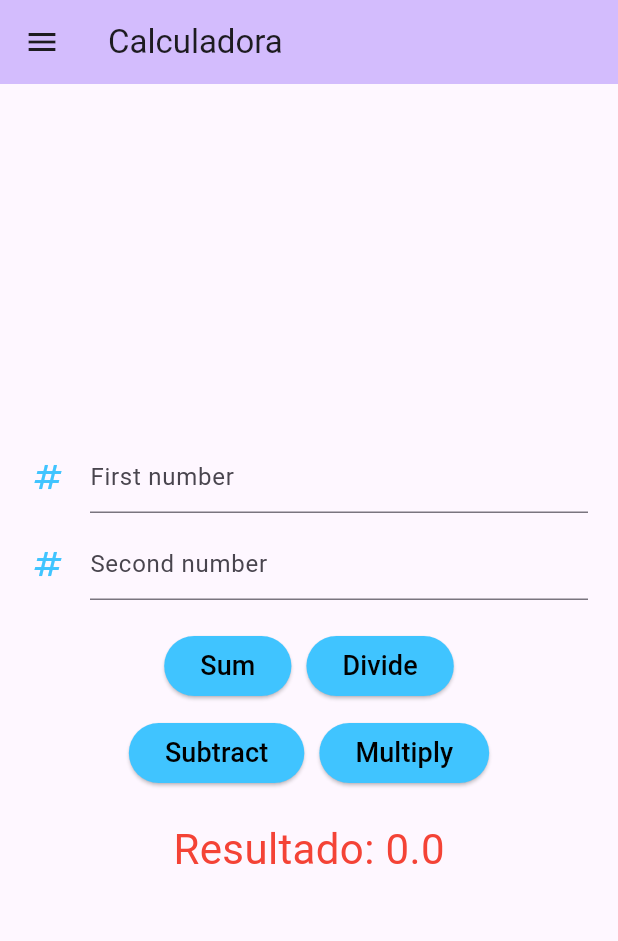
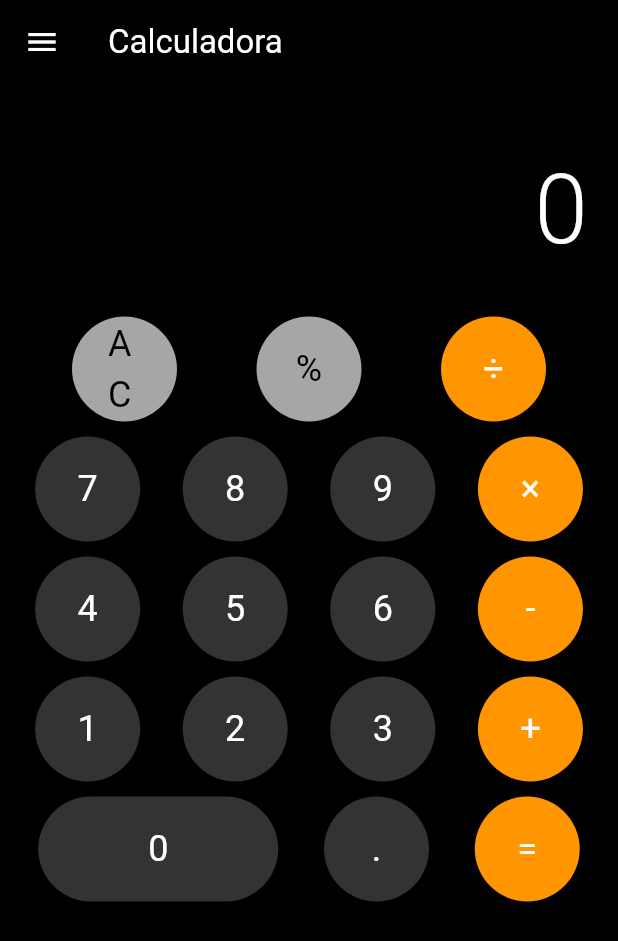
Before and after one commit to Kayonz/trabalho_avaliativo_vagner, a Flutter app: the SegundaTela screen opened directly, on a phone screen of 412 x 824 dp. Shown: the top 941 px of the screen. Run offline on Flutter 3.47's test engine with Material 3 defaults, Android fonts, the phone set to English and light mode, and no system bars.

Commit message:
Adiciona imagem de Angola e atualiza telas

```diff
--- a/lib/apps/HomeTela.dart
+++ b/lib/apps/HomeTela.dart
@@ -40,7 +40,7 @@ class HomeTela extends StatelessWidget {
                   context,
                   MaterialPageRoute(
                     builder: (context) =>
-                    const Infotela(title: "Calculadora"),
+                    const Infotela(title: "Tela de Informação"),
                   ),
                 );
               },
--- a/lib/apps/SegundaTela.dart
+++ b/lib/apps/SegundaTela.dart
@@ -11,46 +11,116 @@ class SegundaTela extends StatefulWidget {
 }
 
 class _SegundaTelaState extends State<SegundaTela> {
-  final _value1 = TextEditingController();
-  final _value2 = TextEditingController();
+  String display = "0";
+  String previousNumber = "";
+  String operation = "";
+  bool waitingForOperand = false;
 
-  double result = 0;
-
-  void sum() {
+  void inputNumber(String number) {
     setState(() {
-      result = (double.tryParse(_value1.text) ?? 0.0) +
-          (double.tryParse(_value2.text) ?? 0.0);
-    });
-  }
-
-  void sub() {
-    setState(() {
-      result = (double.tryParse(_value1.text) ?? 0.0) -
-          (double.tryParse(_value2.text) ?? 0.0);
-    });
-  }
-
-  void div() {
-    setState(() {
-      final num2 = double.tryParse(_value2.text) ?? 0.0;
-      if (num2 != 0) {
-        result = (double.tryParse(_value1.text) ?? 0.0) / num2;
+      if (waitingForOperand) {
+        display = number;
+        waitingForOperand = false;
       } else {
-        result = double.nan;
+        display = display == "0" ? number : display + number;
       }
     });
   }
 
-  void mult() {
+  void inputOperation(String nextOperation) {
     setState(() {
-      result = (double.tryParse(_value1.text) ?? 0.0) *
-          (double.tryParse(_value2.text) ?? 0.0);
+      if (previousNumber.isEmpty) {
+        previousNumber = display;
+      } else if (!waitingForOperand) {
+        calculate();
+      }
+
+      waitingForOperand = true;
+      operation = nextOperation;
     });
+  }
+
+  void calculate() {
+    double prev = double.tryParse(previousNumber) ?? 0;
+    double current = double.tryParse(display) ?? 0;
+    double result = 0;
+
+    switch (operation) {
+      case "+":
+        result = prev + current;
+        break;
+      case "-":
+        result = prev - current;
+        break;
+      case "×":
+        result = prev * current;
+        break;
+      case "÷":
+        result = current != 0 ? prev / current : 0;
+        break;
+    }
+
+    setState(() {
+      display = result % 1 == 0 ? result.toInt().toString() : result.toString();
+      previousNumber = "";
+      operation = "";
+      waitingForOperand = true;
+    });
+  }
+
+  void clear() {
+    setState(() {
+      display = "0";
+      previousNumber = "";
+      operation = "";
+      waitingForOperand = false;
+    });
+  }
+
+  void percentage() {
+    setState(() {
+      double value = double.tryParse(display) ?? 0;
+      display = (value / 100).toString();
+    });
+  }
+
+  Widget buildButton({
+    required String text,
+    required VoidCallback onPressed,
+    Color backgroundColor = const Color(0xFF333333),
+    Color textColor = Colors.white,
+    bool isWide = false,
+  }) {
+    return Container(
+      width: isWide ? 160 : 70,
+      height: 70,
+      margin: const EdgeInsets.all(5),
+      child: ElevatedButton(
+        onPressed: onPressed,
+        style: ElevatedButton.styleFrom(
+          backgroundColor: backgroundColor,
+          shape: RoundedRectangleBorder(
+            borderRadius: BorderRadius.circular(35),
+          ),
+          elevation: 0,
+        ),
+        child: Text(
+          text,
+          style: TextStyle(
+            color: textColor,
+            fontSize: 24,
+            fontWeight: FontWeight.w400,
+          ),
+        ),
+      ),
+    );
   }
 
   @override
   Widget build(BuildContext context) {
     return Scaffold(
+      backgroundColor: Colors.black,
+      resizeToAvoidBottomInset: true,
       drawer: Drawer(
         child: ListView(
           children: [
@@ -82,7 +152,7 @@ class _SegundaTelaState extends State<SegundaTela> {
                   context,
                   MaterialPageRoute(
                     builder: (context) =>
-                    const Infotela(title: "Calculadora"),
+                    const Infotela(title: "Tela de Informação"),
                   ),
                 );
               },
@@ -100,97 +170,121 @@ class _SegundaTelaState extends State<SegundaTela> {
           ],
         ),
       ),
-
       appBar: AppBar(
-        backgroundColor: Theme.of(context).colorScheme.inversePrimary,
-        title: Text(widget.title),
+        backgroundColor: Colors.black,
+        title: Text(
+          widget.title,
+          style: const TextStyle(color: Colors.white),
         ),
-      body: Center(
-        child: Padding(
-          padding: const EdgeInsets.all(20.0),
+        iconTheme: const IconThemeData(color: Colors.white),
+      ),
+      body: SafeArea(
+        child: SingleChildScrollView(
           child: Column(
-            mainAxisAlignment: MainAxisAlignment.center,
-            children: <Widget>[
-              // Valor 1
-              TextFormField(
-                controller: _value1,
-                decoration: const InputDecoration(
-                  hintText: "First number",
-                  icon: Icon(Icons.numbers, color: Colors.lightBlueAccent),
+            children: [
+              // Display
+              Container(
+                alignment: Alignment.bottomRight,
+                padding: const EdgeInsets.all(20),
+                height: 150,
+                child: Text(
+                  display,
+                  style: const TextStyle(
+                    color: Colors.white,
+                    fontSize: 64,
+                    fontWeight: FontWeight.w300,
                   ),
-                keyboardType: TextInputType.number,
-              ),
-              const SizedBox(height: 10),
-
-              // Valor 2
-              TextFormField(
-                controller: _value2,
-                decoration: const InputDecoration(
-                  hintText: "Second number",
-                  icon: Icon(Icons.numbers, color: Colors.lightBlueAccent),
-                ),
-                keyboardType: TextInputType.number,
-              ),
-              const SizedBox(height: 20),
-
-              // Linha 1 - Soma e Divisão
-              Row(
-                mainAxisAlignment: MainAxisAlignment.center,
-                children: [
-                  ElevatedButton(
-                    onPressed: sum,
-                    style: ElevatedButton.styleFrom(
-                        backgroundColor: Colors.lightBlueAccent),
-                    child: const Text(
-                      "Sum",
-                      style: TextStyle(color: Colors.black, fontSize: 18),
+                  textAlign: TextAlign.right,
                 ),
               ),
-                  const SizedBox(width: 10),
-                  ElevatedButton(
-                    onPressed: div,
-                    style: ElevatedButton.styleFrom(
-                        backgroundColor: Colors.lightBlueAccent),
-                    child: const Text(
-                      "Divide",
-                      style: TextStyle(color: Colors.black, fontSize: 18),
+
+
+              Column(
+                children: [
+                  Row(
+                    mainAxisAlignment: MainAxisAlignment.spaceEvenly,
+                    children: [
+                      buildButton(
+                        text: "AC",
+                        onPressed: clear,
+                        backgroundColor: const Color(0xFFA6A6A6),
+                        textColor: Colors.black,
                       ),
+                      buildButton(
+                        text: "%",
+                        onPressed: percentage,
+                        backgroundColor: const Color(0xFFA6A6A6),
+                        textColor: Colors.black,
+                      ),
+                      buildButton(
+                        text: "÷",
+                        onPressed: () => inputOperation("÷"),
+                        backgroundColor: const Color(0xFFFF9500),
                       ),
                     ],
                   ),
-              const SizedBox(height: 10),
 
-              // Linha 2 - Subtração e Multiplicação
                   Row(
-                mainAxisAlignment: MainAxisAlignment.center,
+                    mainAxisAlignment: MainAxisAlignment.spaceEvenly,
                     children: [
-                  ElevatedButton(
-                    onPressed: sub,
-                    style: ElevatedButton.styleFrom(
-                        backgroundColor: Colors.lightBlueAccent),
-                    child: const Text(
-                      "Subtract",
-                      style: TextStyle(color: Colors.black, fontSize: 18),
-                    ),
-                  ),
-                  const SizedBox(width: 10),
-                  ElevatedButton(
-                    onPressed: mult,
-                    style: ElevatedButton.styleFrom(
-                        backgroundColor: Colors.lightBlueAccent),
-                    child: const Text(
-                      "Multiply",
-                      style: TextStyle(color: Colors.black, fontSize: 18),
-                    ),
+                      buildButton(text: "7", onPressed: () => inputNumber("7")),
+                      buildButton(text: "8", onPressed: () => inputNumber("8")),
+                      buildButton(text: "9", onPressed: () => inputNumber("9")),
+                      buildButton(
+                        text: "×",
+                        onPressed: () => inputOperation("×"),
+                        backgroundColor: const Color(0xFFFF9500),
                       ),
                     ],
                   ),
-              const SizedBox(height: 20),
 
-              // Resultado
-              Text(
-                "Resultado: $result",
-                style: const TextStyle(color: Colors.red, fontSize: 28),
+
+                  Row(
+                    mainAxisAlignment: MainAxisAlignment.spaceEvenly,
+                    children: [
+                      buildButton(text: "4", onPressed: () => inputNumber("4")),
+                      buildButton(text: "5", onPressed: () => inputNumber("5")),
+                      buildButton(text: "6", onPressed: () => inputNumber("6")),
+                      buildButton(
+                        text: "-",
+                        onPressed: () => inputOperation("-"),
+                        backgroundColor: const Color(0xFFFF9500),
+                      ),
+                    ],
+                  ),
+
+                  Row(
+                    mainAxisAlignment: MainAxisAlignment.spaceEvenly,
+                    children: [
+                      buildButton(text: "1", onPressed: () => inputNumber("1")),
+                      buildButton(text: "2", onPressed: () => inputNumber("2")),
+                      buildButton(text: "3", onPressed: () => inputNumber("3")),
+                      buildButton(
+                        text: "+",
+                        onPressed: () => inputOperation("+"),
+                        backgroundColor: const Color(0xFFFF9500),
+                      ),
+                    ],
+                  ),
+
+
+                  Row(
+                    mainAxisAlignment: MainAxisAlignment.spaceEvenly,
+                    children: [
+                      buildButton(
+                        text: "0",
+                        onPressed: () => inputNumber("0"),
+                        isWide: true,
+                      ),
+                      buildButton(text: ".", onPressed: () => inputNumber(".")),
+                      buildButton(
+                        text: "=",
+                        onPressed: calculate,
+                        backgroundColor: const Color(0xFFFF9500),
+                      ),
+                    ],
+                  ),
+                ],
               ),
             ],
           ),
--- a/lib/main.dart
+++ b/lib/main.dart
@@ -21,7 +21,7 @@ class MyApp extends StatelessWidget {
       routes: {
         '/login': (context) => const MyHomePage(title: 'Tela de Login'),
         '/home': (context) => const HomeTela(title: '',),
-        '/info': (context) => const Infotela(title: ''),
+        '/info': (context) => const Infotela(title: 'Info Tela'),
       },
     );
   }
```
Also changed, not shown: lib/apps/InfoTela.dart (+20 -1 lines), assets/angola.jpg (added). Lines whose indentation alone changed are shown as unchanged.
